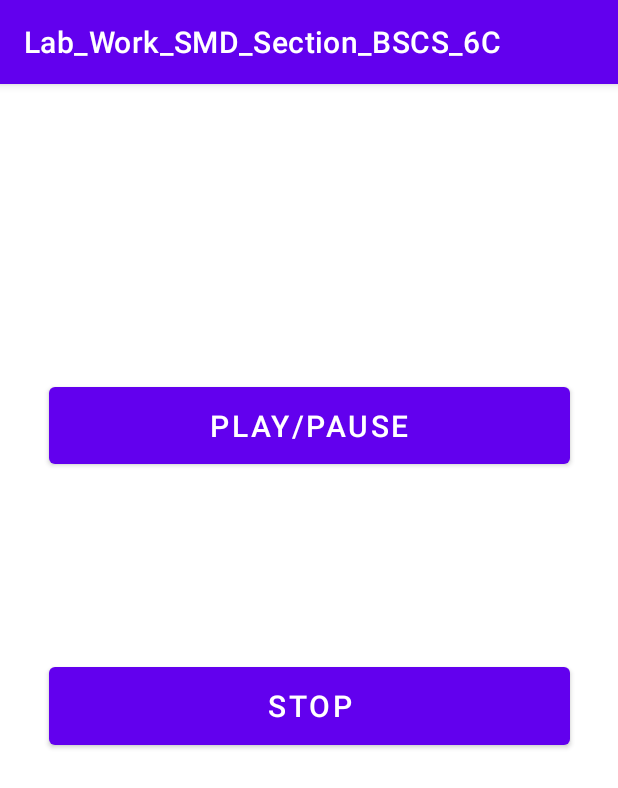
After one commit to 7alhaAhmad/SMD_6C, an Android app: the BoundServiceExampleMainActivity screen opened directly, with no data from a screen before it, on a phone screen of 412 x 824 dp. The commit adds this screen. Shown: the top 788 px of the screen. Run offline under Robolectric (Android 15) with nearby library versions, the phone set to English and light mode, and no system bars; 1 statement that could not run was skipped.

Commit message:
Service Example Bound Service Example Proximity Sensor Example 19/Apr/22

```diff
--- /dev/null
+++ b/app/src/main/java/com/example/lab_work_smd_section_bscs_6c/ServiceExample/BoundServiceExample/BoundServiceExampleMainActivity.java
@@ -0,0 +1,69 @@
+package com.example.lab_work_smd_section_bscs_6c.ServiceExample.BoundServiceExample;
+
+import android.content.ComponentName;
+import android.content.Intent;
+import android.content.ServiceConnection;
+import android.os.Bundle;
+import android.os.IBinder;
+import android.view.View;
+import android.widget.Toast;
+
+import androidx.appcompat.app.AppCompatActivity;
+
+import com.example.lab_work_smd_section_bscs_6c.R;
+
+public class BoundServiceExampleMainActivity extends AppCompatActivity {
+    public BoundServiceExampleMainActivity() {
+    }
+
+    public boolean myBoundService = false;
+    MyBoundService myBoundMediaPlayService;
+    public ServiceConnection myServiceConnection = new ServiceConnection() {
+        @Override
+        public void onServiceConnected(ComponentName componentName, IBinder iBinder) {
+            MyBoundService.MyBinder myBinder = (MyBoundService.MyBinder) iBinder;
+            myBoundMediaPlayService = myBinder.getServiceMethod();
+            myBoundService = true;
+        }
+
+        @Override
+        public void onServiceDisconnected(ComponentName componentName) {
+
+        }
+    };
+
+
+    @Override
+    protected void onCreate(Bundle savedInstanceState) {
+        super.onCreate(savedInstanceState);
+        setContentView(R.layout.activity_bound_service_example_main);
+    }
+
+    @Override
+    protected void onStart() {
+        super.onStart();
+        Intent intent = new Intent(this, MyBoundService.class);
+        bindService(intent, myServiceConnection, BIND_AUTO_CREATE);
+    }
+
+    @Override
+    protected void onStop() {
+        super.onStop();
+        if (myBoundService)
+            unbindService(myServiceConnection);
+    }
+
+    public void Play_Pause(View view) {
+        if (myBoundService) {
+            if (myBoundMediaPlayService.isPlaying()) {
+                myBoundMediaPlayService.Pause();
+                Toast.makeText(myBoundMediaPlayService, "Audio Paused", Toast.LENGTH_SHORT).show();
+            }
+            else
+            {
+                myBoundMediaPlayService.Play();
+                Toast.makeText(myBoundMediaPlayService, "Audio Resumed", Toast.LENGTH_SHORT).show();
+            }
+        }
+    }
+}
--- /dev/null
+++ b/app/src/main/res/layout/activity_bound_service_example_main.xml
@@ -0,0 +1,36 @@
+<?xml version="1.0" encoding="utf-8"?>
+<androidx.constraintlayout.widget.ConstraintLayout xmlns:android="http://schemas.android.com/apk/res/android"
+    xmlns:app="http://schemas.android.com/apk/res-auto"
+    xmlns:tools="http://schemas.android.com/tools"
+    android:layout_width="match_parent"
+    android:layout_height="match_parent"
+    tools:context=".ServiceExample.BoundServiceExample.BoundServiceExampleMainActivity">
+
+    <Button
+        android:id="@+id/button8"
+        android:layout_width="347dp"
+        android:layout_height="63dp"
+        android:layout_marginTop="196dp"
+        android:onClick="Play_Pause"
+        android:foregroundGravity="center_horizontal"
+        android:gravity="center|center_horizontal|center_vertical"
+        android:text="@string/play_pause"
+        android:textSize="20sp"
+        app:layout_constraintEnd_toEndOf="parent"
+        app:layout_constraintStart_toStartOf="parent"
+        app:layout_constraintTop_toTopOf="parent" />
+
+    <Button
+        android:id="@+id/button9"
+        android:layout_width="347dp"
+        android:layout_height="64dp"
+        android:foregroundGravity="center_horizontal"
+        android:gravity="center|center_horizontal|center_vertical"
+        android:text="@string/stop"
+        android:textSize="20sp"
+        app:layout_constraintBottom_toBottomOf="parent"
+        app:layout_constraintEnd_toEndOf="parent"
+        app:layout_constraintStart_toStartOf="parent"
+        app:layout_constraintTop_toBottomOf="@+id/button8"
+        app:layout_constraintVertical_bias="0.277" />
+</androidx.constraintlayout.widget.ConstraintLayout>
--- a/app/src/main/res/values/strings.xml
+++ b/app/src/main/res/values/strings.xml
@@ -158,5 +158,10 @@
     </string>
     <string name="action_settings">Settings</string>
     <string name="shake_your_device_to_get_sensor_value">Shake your Device to get Sensor Value</string>
+    <string name="start_service">Start Service</string>
+    <string name="stop_service">Stop Service</string>
+    <string name="play_pause">Play/Pause</string>
+    <string name="stop">STOP</string>
+    <string name="textview1">TextView</string>
 
 </resources>
--- a/build.gradle
+++ b/build.gradle
@@ -1,7 +1,7 @@
 // Top-level build file where you can add configuration options common to all sub-projects/modules.
 plugins {
-    id 'com.android.application' version '7.1.2' apply false
-    id 'com.android.library' version '7.1.2' apply false
+    id 'com.android.application' version '7.1.3' apply false
+    id 'com.android.library' version '7.1.3' apply false
 }
 
 task clean(type: Delete) {
```
Also changed, not shown: app/src/main/AndroidManifest.xml (+30 -0 lines), app/src/main/java/com/example/lab_work_smd_section_bscs_6c/SensorExamples/ProximityMainActivity.java (added, +50 -0 lines), app/src/main/java/com/example/lab_work_smd_section_bscs_6c/ServiceExample/BoundServiceExample/MyBoundService.java (added, +64 -0 lines), app/src/main/java/com/example/lab_work_smd_section_bscs_6c/ServiceExample/MyServiceExampleOne.java (added, +29 -0 lines), app/src/main/java/com/example/lab_work_smd_section_bscs_6c/ServiceExample/ServiceExampleOneMainActivity.java (added, +28 -0 lines), app/src/main/res/layout/activity_proximity_main.xml (added, +21 -0 lines), app/src/main/res/layout/activity_service_example_one_main.xml (added, +31 -0 lines), 1 other file.
